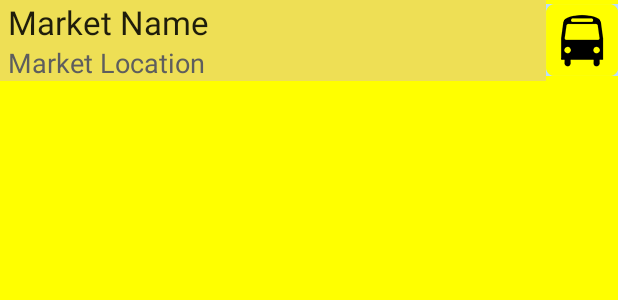
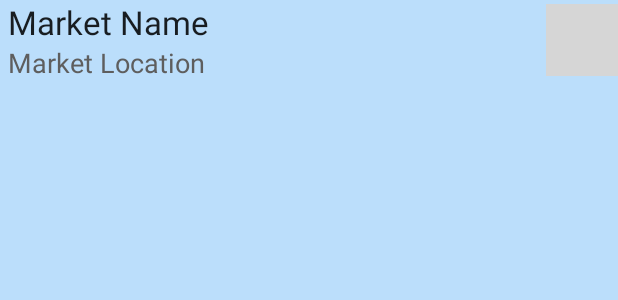
Before and after one commit to farzia/lrt_close_by, an Android app: the layout busstop_list_item.xml on its own in the app's theme, with its tools: preview values and no code run, on a phone screen of 412 x 824 dp. Shown: the top 300 px of the screen. Run offline under Robolectric (Android 15) with nearby library versions, the phone set to English and light mode, and no system bars; grey boxes are pictures that could not be loaded.

```diff
--- a/app/src/main/AndroidManifest.xml
+++ b/app/src/main/AndroidManifest.xml
@@ -22,7 +22,7 @@
 
     <application
         android:allowBackup="true"
-        android:icon="@drawable/ic_bus"
+        android:icon="@drawable/train"
         android:label="@string/app_name"
         android:theme="@style/AppTheme"
         android:name="android.support.multidex.MultiDexApplication"
--- a/app/src/main/res/layout/add_new_station_layout.xml
+++ b/app/src/main/res/layout/add_new_station_layout.xml
@@ -116,5 +116,6 @@
         android:layout_below="@+id/editTextLongitude"
         android:layout_centerHorizontal="true"
         android:layout_marginTop="50dp"
-        android:text="Save" />
+        android:text="Save"
+        android:background="@color/cast_libraries_material_featurehighlight_outer_highlight_default_color"/>
 </RelativeLayout>
--- a/app/src/main/res/layout/busstop_list_item.xml
+++ b/app/src/main/res/layout/busstop_list_item.xml
@@ -2,7 +2,7 @@
 <LinearLayout xmlns:android="http://schemas.android.com/apk/res/android"
     android:layout_width="match_parent"
     android:layout_height="match_parent"
-    android:background="#ffff00"
+    android:background="#bbdefb"
     android:orientation="vertical" >
 
     <LinearLayout
@@ -15,7 +15,7 @@
             android:layout_height="wrap_content"
             android:layout_gravity="center"
             android:layout_weight="1"
-            android:background="#eedf55"
+            android:background="#bbdefb"
             android:orientation="vertical" >
 
             <TextView
@@ -47,7 +47,7 @@
                 android:id="@+id/marketLocationBtn"
                 android:layout_width="48dp"
                 android:layout_height="48dp"
-                android:background="@drawable/bus"
+                android:background="@drawable/train"
                 android:padding="10dp" />
         </LinearLayout>
     </LinearLayout>
--- a/app/src/main/res/layout/splash.xml
+++ b/app/src/main/res/layout/splash.xml
@@ -20,7 +20,7 @@
         android:id="@+id/imageView"
         android:layout_width="72dp"
         android:layout_height="72dp"
-        android:src="@drawable/ic_bus_l"
+        android:src="@drawable/train"
         android:layout_alignParentTop="true"
         android:layout_centerHorizontal="true"
         android:layout_marginTop="136dp" />
```
Also changed, not shown: app/src/main/java/com/brtc/nearby/activities/AddNewStation.java (+0 -18 lines), app/src/main/java/com/brtc/nearby/activities/MainActivity.java (+1 -21 lines), app/src/main/res/layout/main.xml (+6 -3 lines).
